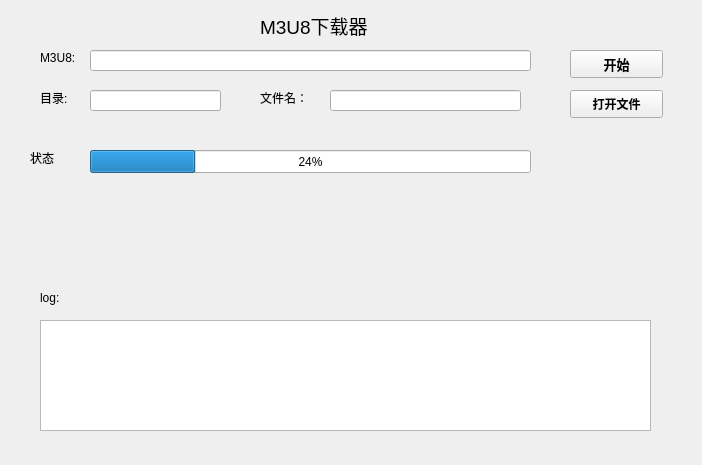
Qt form m3u8.ui (lighting-Sky/Sky-Downloader) before a commit.
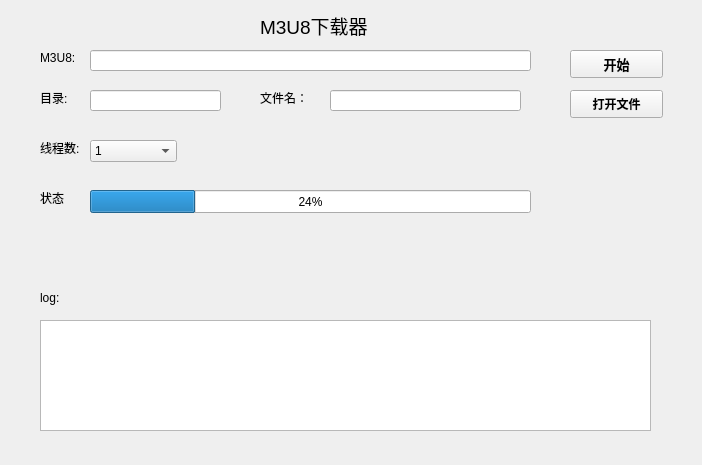
The same form after that commit.

The edit to the form file:
```diff
--- a/m3u8.ui
+++ b/m3u8.ui
@@ -40,7 +40,7 @@
    <property name="geometry">
     <rect>
      <x>90</x>
-     <y>150</y>
+     <y>190</y>
      <width>441</width>
      <height>23</height>
     </rect>
@@ -178,8 +178,8 @@
   <widget class="QLabel" name="state_label">
    <property name="geometry">
     <rect>
-     <x>30</x>
-     <y>150</y>
+     <x>40</x>
+     <y>190</y>
      <width>51</width>
      <height>16</height>
     </rect>
@@ -188,6 +188,54 @@
     <string>状态</string>
    </property>
   </widget>
+  <widget class="QComboBox" name="comboBox">
+   <property name="geometry">
+    <rect>
+     <x>90</x>
+     <y>140</y>
+     <width>87</width>
+     <height>22</height>
+    </rect>
+   </property>
+   <item>
+    <property name="text">
+     <string>1</string>
+    </property>
+   </item>
+   <item>
+    <property name="text">
+     <string>2</string>
+    </property>
+   </item>
+   <item>
+    <property name="text">
+     <string>4</string>
+    </property>
+   </item>
+   <item>
+    <property name="text">
+     <string>8</string>
+    </property>
+   </item>
+   <item>
+    <property name="text">
+     <string>12</string>
+    </property>
+   </item>
+  </widget>
+  <widget class="QLabel" name="label_6">
+   <property name="geometry">
+    <rect>
+     <x>40</x>
+     <y>140</y>
+     <width>41</width>
+     <height>16</height>
+    </rect>
+   </property>
+   <property name="text">
+    <string>线程数:</string>
+   </property>
+  </widget>
  </widget>
  <resources/>
  <connections>
```
